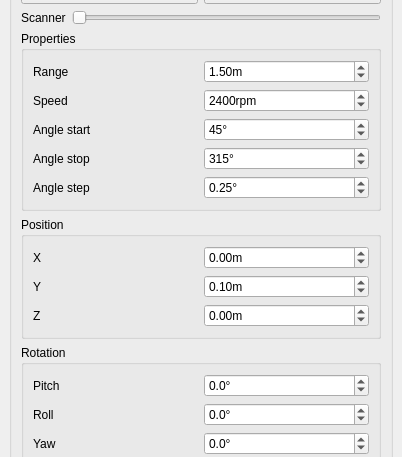
Old version of the form simulator/simulationcontrolwidget.ui in the repository wpfhtl/octocopter; both pictures show x 0 to 402 and y 84 to 541 of the 402 by 898 pixel window.
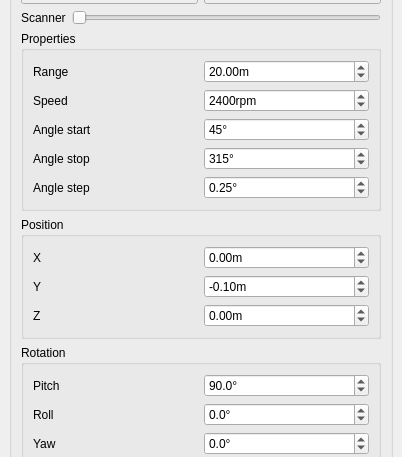
New version of the form.

```diff
--- a/simulator/simulationcontrolwidget.ui
+++ b/simulator/simulationcontrolwidget.ui
@@ -100,7 +100,7 @@
                <string>m</string>
               </property>
               <property name="value">
-               <double>1.500000000000000</double>
+               <double>20.000000000000000</double>
               </property>
              </widget>
             </item>
@@ -274,7 +274,7 @@
                <double>0.010000000000000</double>
               </property>
               <property name="value">
-               <double>0.100000000000000</double>
+               <double>-0.100000000000000</double>
               </property>
              </widget>
             </item>
@@ -339,6 +339,9 @@
               <property name="maximum">
                <double>180.000000000000000</double>
               </property>
+              <property name="value">
+               <double>90.000000000000000</double>
+              </property>
              </widget>
             </item>
            </layout>
```
